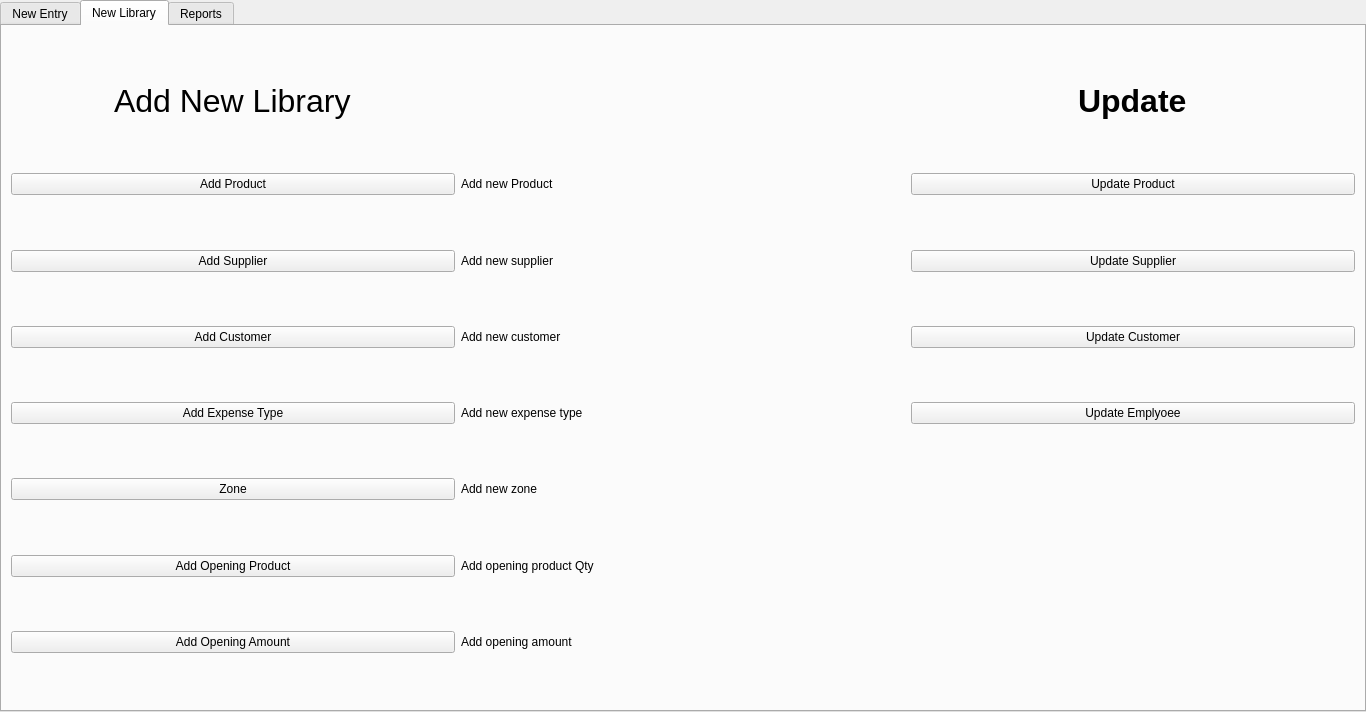
Imran2205/AvestaAgroVet, file main_ui.ui: the form before one commit.
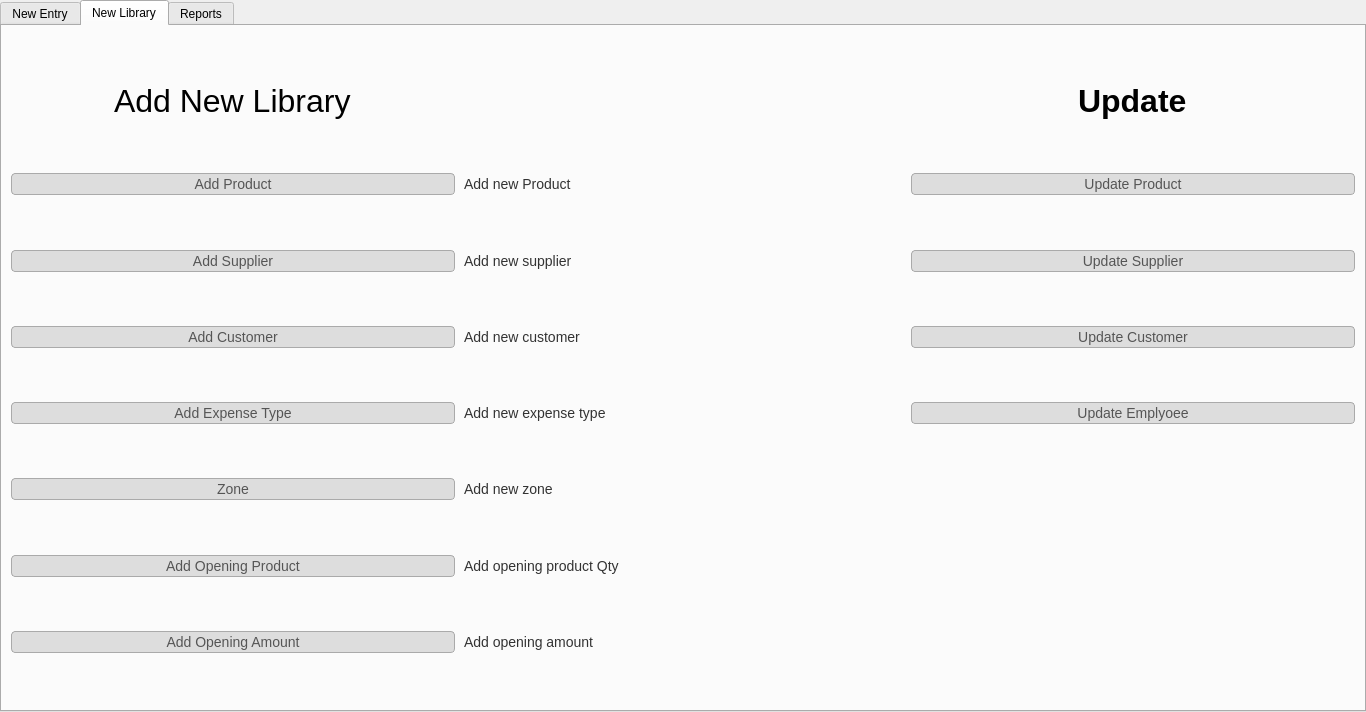
The form after the commit. The open tabs and pages were chosen to show the change.

```diff
--- a/main_ui.ui
+++ b/main_ui.ui
@@ -212,6 +212,31 @@
    <layout class="QGridLayout" name="gridLayout_2">
     <item row="5" column="2">
      <widget class="QPushButton" name="library_update_supplier_btn">
+      <property name="styleSheet">
+       <string notr="true">QPushButton{
+	background-color: #ddd;
+	border: 1px solid #aaa;
+	color: #555;
+	box-sizing: border-box;
+	font-family: 'Arvo';
+	font-size: 14px;
+	padding: 2px 0px;
+	border-radius: 4px;
+}
+
+QPushButton:hover {   
+	background-color: #bbf;
+	border: 1px solid #000;
+	color: #fff;
+	box-sizing: border-box;
+	font-family: 'Arvo';
+	font-size: 14px;
+	padding: 2px 0px;
+	border-radius: 4px;
+}
+
+</string>
+      </property>
       <property name="text">
        <string>Update Supplier</string>
       </property>
@@ -244,6 +269,18 @@
     </item>
     <item row="11" column="1">
      <widget class="QLabel" name="label_11">
+      <property name="styleSheet">
+       <string notr="true">QLabel{
+	background-color: transparent;
+	color: #333;
+	font-family: 'Arvo';
+	font-size: 14px;
+	font-weight: 400;
+	padding: 2px 0px;
+}
+
+</string>
+      </property>
       <property name="text">
        <string>Add new expense type</string>
       </property>
@@ -277,6 +314,31 @@
     </item>
     <item row="11" column="2">
      <widget class="QPushButton" name="library_update_employee_btn">
+      <property name="styleSheet">
+       <string notr="true">QPushButton{
+	background-color: #ddd;
+	border: 1px solid #aaa;
+	color: #555;
+	box-sizing: border-box;
+	font-family: 'Arvo';
+	font-size: 14px;
+	padding: 2px 0px;
+	border-radius: 4px;
+}
+
+QPushButton:hover {   
+	background-color: #bbf;
+	border: 1px solid #000;
+	color: #fff;
+	box-sizing: border-box;
+	font-family: 'Arvo';
+	font-size: 14px;
+	padding: 2px 0px;
+	border-radius: 4px;
+}
+
+</string>
+      </property>
       <property name="text">
        <string>Update Emplyoee</string>
       </property>
@@ -284,6 +346,18 @@
     </item>
     <item row="15" column="1">
      <widget class="QLabel" name="label_13">
+      <property name="styleSheet">
+       <string notr="true">QLabel{
+	background-color: transparent;
+	color: #333;
+	font-family: 'Arvo';
+	font-size: 14px;
+	font-weight: 400;
+	padding: 2px 0px;
+}
+
+</string>
+      </property>
       <property name="text">
        <string>Add opening product Qty</string>
       </property>
@@ -318,6 +392,31 @@
     </item>
     <item row="7" column="2">
      <widget class="QPushButton" name="library_update_customer_btn">
+      <property name="styleSheet">
+       <string notr="true">QPushButton{
+	background-color: #ddd;
+	border: 1px solid #aaa;
+	color: #555;
+	box-sizing: border-box;
+	font-family: 'Arvo';
+	font-size: 14px;
+	padding: 2px 0px;
+	border-radius: 4px;
+}
+
+QPushButton:hover {   
+	background-color: #bbf;
+	border: 1px solid #000;
+	color: #fff;
+	box-sizing: border-box;
+	font-family: 'Arvo';
+	font-size: 14px;
+	padding: 2px 0px;
+	border-radius: 4px;
+}
+
+</string>
+      </property>
       <property name="text">
        <string>Update Customer</string>
       </property>
@@ -325,6 +424,31 @@
     </item>
     <item row="17" column="0">
      <widget class="QPushButton" name="library_add_opening_amount_btn">
+      <property name="styleSheet">
+       <string notr="true">QPushButton{
+	background-color: #ddd;
+	border: 1px solid #aaa;
+	color: #555;
+	box-sizing: border-box;
+	font-family: 'Arvo';
+	font-size: 14px;
+	padding: 2px 0px;
+	border-radius: 4px;
+}
+
+QPushButton:hover {   
+	background-color: #bbf;
+	border: 1px solid #000;
+	color: #fff;
+	box-sizing: border-box;
+	font-family: 'Arvo';
+	font-size: 14px;
+	padding: 2px 0px;
+	border-radius: 4px;
+}
+
+</string>
+      </property>
       <property name="text">
        <string>Add Opening Amount</string>
       </property>
@@ -332,6 +456,18 @@
     </item>
     <item row="7" column="1">
      <widget class="QLabel" name="label_9">
+      <property name="styleSheet">
+       <string notr="true">QLabel{
+	background-color: transparent;
+	color: #333;
+	font-family: 'Arvo';
+	font-size: 14px;
+	font-weight: 400;
+	padding: 2px 0px;
+}
+
+</string>
+      </property>
       <property name="text">
        <string>Add new customer</string>
       </property>
@@ -339,6 +475,31 @@
     </item>
     <item row="3" column="0">
      <widget class="QPushButton" name="library_add_product_btn">
+      <property name="styleSheet">
+       <string notr="true">QPushButton{
+	background-color: #ddd;
+	border: 1px solid #aaa;
+	color: #555;
+	box-sizing: border-box;
+	font-family: 'Arvo';
+	font-size: 14px;
+	padding: 2px 0px;
+	border-radius: 4px;
+}
+
+QPushButton:hover {   
+	background-color: #bbf;
+	border: 1px solid #000;
+	color: #fff;
+	box-sizing: border-box;
+	font-family: 'Arvo';
+	font-size: 14px;
+	padding: 2px 0px;
+	border-radius: 4px;
+}
+
+</string>
+      </property>
       <property name="text">
        <string>Add Product</string>
       </property>
@@ -346,6 +507,18 @@
     </item>
     <item row="5" column="1">
      <widget class="QLabel" name="label_8">
+      <property name="styleSheet">
+       <string notr="true">QLabel{
+	background-color: transparent;
+	color: #333;
+	font-family: 'Arvo';
+	font-size: 14px;
+	font-weight: 400;
+	padding: 2px 0px;
+}
+
+</string>
+      </property>
       <property name="text">
        <string>Add new supplier</string>
       </property>
@@ -353,6 +526,31 @@
     </item>
     <item row="13" column="0">
      <widget class="QPushButton" name="library_add_zone_btn">
+      <property name="styleSheet">
+       <string notr="true">QPushButton{
+	background-color: #ddd;
+	border: 1px solid #aaa;
+	color: #555;
+	box-sizing: border-box;
+	font-family: 'Arvo';
+	font-size: 14px;
+	padding: 2px 0px;
+	border-radius: 4px;
+}
+
+QPushButton:hover {   
+	background-color: #bbf;
+	border: 1px solid #000;
+	color: #fff;
+	box-sizing: border-box;
+	font-family: 'Arvo';
+	font-size: 14px;
+	padding: 2px 0px;
+	border-radius: 4px;
+}
+
+</string>
+      </property>
       <property name="text">
        <string>Zone</string>
       </property>
@@ -386,6 +584,31 @@
     </item>
     <item row="5" column="0">
      <widget class="QPushButton" name="library_add_supplier_btn">
+      <property name="styleSheet">
+       <string notr="true">QPushButton{
+	background-color: #ddd;
+	border: 1px solid #aaa;
+	color: #555;
+	box-sizing: border-box;
+	font-family: 'Arvo';
+	font-size: 14px;
+	padding: 2px 0px;
+	border-radius: 4px;
+}
+
+QPushButton:hover {   
+	background-color: #bbf;
+	border: 1px solid #000;
+	color: #fff;
+	box-sizing: border-box;
+	font-family: 'Arvo';
+	font-size: 14px;
+	padding: 2px 0px;
+	border-radius: 4px;
+}
+
+</string>
+      </property>
       <property name="text">
        <string>Add Supplier</string>
       </property>
@@ -406,6 +629,31 @@
     </item>
     <item row="15" column="0">
      <widget class="QPushButton" name="library_add_opening_product_btn">
+      <property name="styleSheet">
+       <string notr="true">QPushButton{
+	background-color: #ddd;
+	border: 1px solid #aaa;
+	color: #555;
+	box-sizing: border-box;
+	font-family: 'Arvo';
+	font-size: 14px;
+	padding: 2px 0px;
+	border-radius: 4px;
+}
+
+QPushButton:hover {   
+	background-color: #bbf;
+	border: 1px solid #000;
+	color: #fff;
+	box-sizing: border-box;
+	font-family: 'Arvo';
+	font-size: 14px;
+	padding: 2px 0px;
+	border-radius: 4px;
+}
+
+</string>
+      </property>
       <property name="text">
        <string>Add Opening Product</string>
       </property>
@@ -426,6 +674,18 @@
     </item>
     <item row="13" column="1">
      <widget class="QLabel" name="label_12">
+      <property name="styleSheet">
+       <string notr="true">QLabel{
+	background-color: transparent;
+	color: #333;
+	font-family: 'Arvo';
+	font-size: 14px;
+	font-weight: 400;
+	padding: 2px 0px;
+}
+
+</string>
+      </property>
       <property name="text">
        <string>Add new zone</string>
       </property>
@@ -433,6 +693,31 @@
     </item>
     <item row="11" column="0">
      <widget class="QPushButton" name="library_add_expense_btn">
+      <property name="styleSheet">
+       <string notr="true">QPushButton{
+	background-color: #ddd;
+	border: 1px solid #aaa;
+	color: #555;
+	box-sizing: border-box;
+	font-family: 'Arvo';
+	font-size: 14px;
+	padding: 2px 0px;
+	border-radius: 4px;
+}
+
+QPushButton:hover {   
+	background-color: #bbf;
+	border: 1px solid #000;
+	color: #fff;
+	box-sizing: border-box;
+	font-family: 'Arvo';
+	font-size: 14px;
+	padding: 2px 0px;
+	border-radius: 4px;
+}
+
+</string>
+      </property>
       <property name="text">
        <string>Add Expense Type</string>
       </property>
@@ -440,6 +725,18 @@
     </item>
     <item row="3" column="1">
      <widget class="QLabel" name="label_7">
+      <property name="styleSheet">
+       <string notr="true">QLabel{
+	background-color: transparent;
+	color: #333;
+	font-family: 'Arvo';
+	font-size: 14px;
+	font-weight: 400;
+	padding: 2px 0px;
+}
+
+</string>
+      </property>
       <property name="text">
        <string>Add new Product</string>
       </property>
@@ -460,6 +757,18 @@
     </item>
     <item row="17" column="1">
      <widget class="QLabel" name="label_14">
+      <property name="styleSheet">
+       <string notr="true">QLabel{
+	background-color: transparent;
+	color: #333;
+	font-family: 'Arvo';
+	font-size: 14px;
+	font-weight: 400;
+	padding: 2px 0px;
+}
+
+</string>
+      </property>
       <property name="text">
        <string>Add opening amount</string>
       </property>
@@ -467,6 +776,31 @@
     </item>
     <item row="3" column="2">
      <widget class="QPushButton" name="library_update_product_btn">
+      <property name="styleSheet">
+       <string notr="true">QPushButton{
+	background-color: #ddd;
+	border: 1px solid #aaa;
+	color: #555;
+	box-sizing: border-box;
+	font-family: 'Arvo';
+	font-size: 14px;
+	padding: 2px 0px;
+	border-radius: 4px;
+}
+
+QPushButton:hover {   
+	background-color: #bbf;
+	border: 1px solid #000;
+	color: #fff;
+	box-sizing: border-box;
+	font-family: 'Arvo';
+	font-size: 14px;
+	padding: 2px 0px;
+	border-radius: 4px;
+}
+
+</string>
+      </property>
       <property name="text">
        <string>Update Product</string>
       </property>
@@ -474,6 +808,31 @@
     </item>
     <item row="7" column="0">
      <widget class="QPushButton" name="library_add_customer_btn">
+      <property name="styleSheet">
+       <string notr="true">QPushButton{
+	background-color: #ddd;
+	border: 1px solid #aaa;
+	color: #555;
+	box-sizing: border-box;
+	font-family: 'Arvo';
+	font-size: 14px;
+	padding: 2px 0px;
+	border-radius: 4px;
+}
+
+QPushButton:hover {   
+	background-color: #bbf;
+	border: 1px solid #000;
+	color: #fff;
+	box-sizing: border-box;
+	font-family: 'Arvo';
+	font-size: 14px;
+	padding: 2px 0px;
+	border-radius: 4px;
+}
+
+</string>
+      </property>
       <property name="text">
        <string>Add Customer</string>
       </property>
```
Left out of the diff: 343 changed lines with no effect on the pictures.
